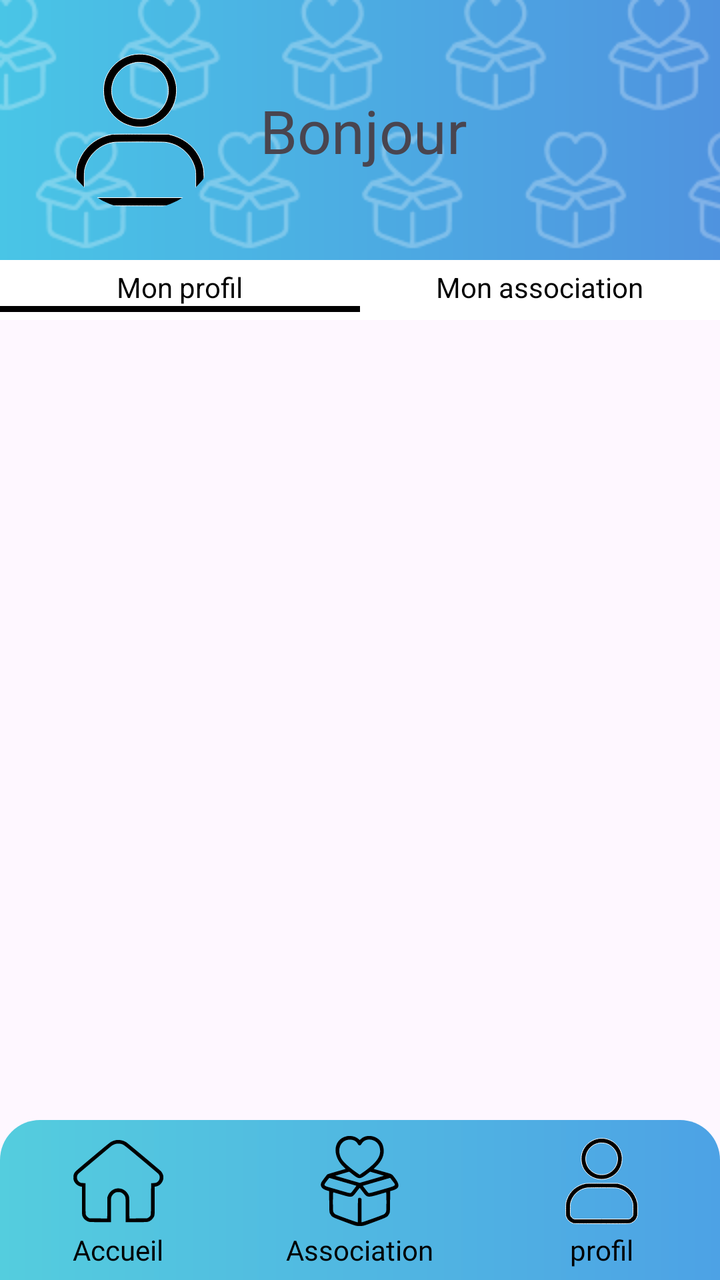
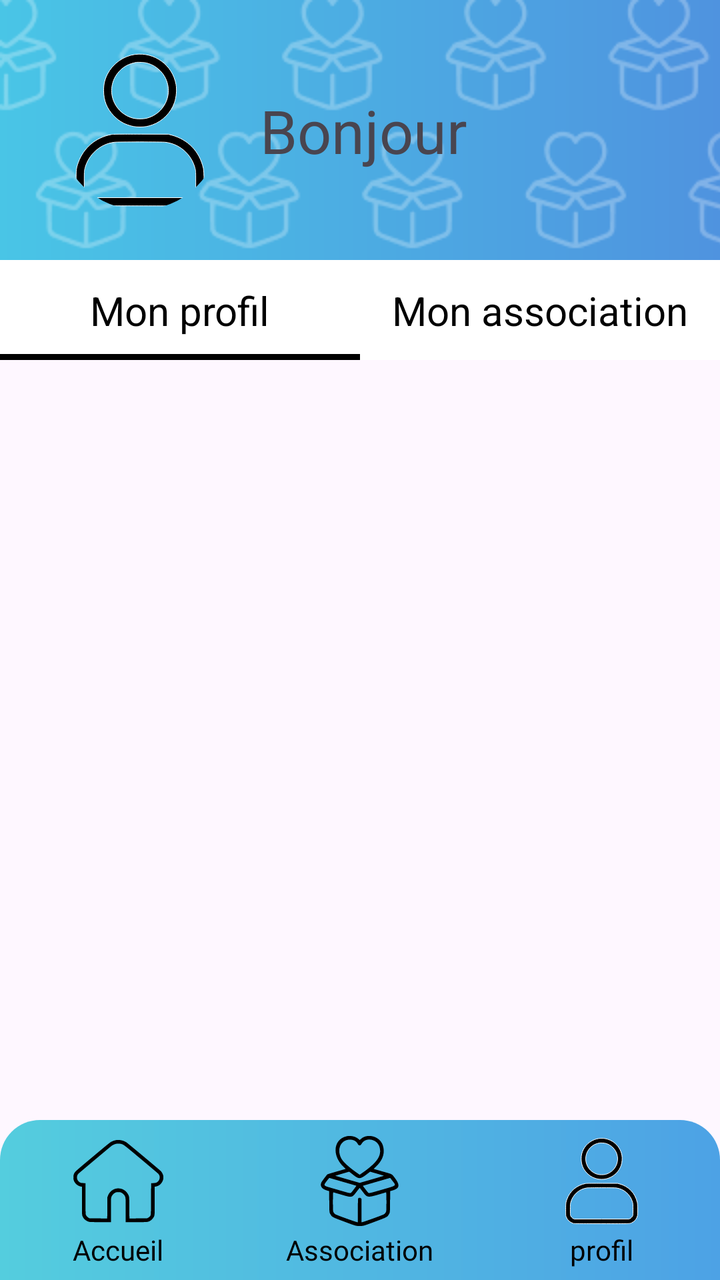

Screens rendered from an Android XML layout before and after an edit, with the pre-edit source and the edit as a unified diff.
<!-- AndroidManifest.xml: application theme Theme.NewAgapiVERSION311CLEAN -->
<!-- res/layout/page_profil_admin.xml -->
<?xml version="1.0" encoding="utf-8"?>
<androidx.constraintlayout.widget.ConstraintLayout xmlns:android="http://schemas.android.com/apk/res/android"
    android:layout_width="match_parent"
    android:layout_height="match_parent"
    xmlns:app="http://schemas.android.com/apk/res-auto">

    <include layout="@layout/page_association_header"
        android:id="@+id/header"
        app:layout_constraintTop_toTopOf="parent"
        app:layout_constraintStart_toStartOf="parent"
        app:layout_constraintEnd_toEndOf="parent"
        />

    <com.google.android.material.imageview.ShapeableImageView
        android:id="@+id/PP"
        android:layout_width="80dp"
        android:layout_height="80dp"
        android:src="@drawable/profil_noir"
        android:scaleType="centerCrop"
        app:shapeAppearanceOverlay="@style/PP"
        app:layout_constraintBottom_toBottomOf="@id/header"
        app:layout_constraintTop_toTopOf="@id/header"
        app:layout_constraintStart_toStartOf="parent"
        android:layout_marginStart="30dp"
        />

    <TextView
        android:id="@+id/textView2"
        android:layout_width="wrap_content"
        android:layout_height="wrap_content"
        android:text="Bonjour"
        android:textSize="30dp"
        android:layout_marginStart="20dp"
        app:layout_constraintBottom_toBottomOf="@+id/PP"
        app:layout_constraintStart_toEndOf="@+id/PP"
        app:layout_constraintTop_toTopOf="@+id/PP" />

    <TableLayout
        android:layout_width="match_parent"
        android:layout_height="30dp"
        android:stretchColumns="0,1"
        android:background="@android:color/white"
        app:layout_constraintTop_toBottomOf="@id/header"
        android:id="@+id/deuxButton"
        >

        <TableRow
            android:layout_width="match_parent"
            android:layout_height="wrap_content">

            <LinearLayout
                android:id="@+id/tab_profil"
                android:layout_width="0dp"
                android:layout_height="30dp"
                android:layout_weight="1"
                android:orientation="vertical"
                android:gravity="center"
                android:clickable="true"
                android:focusable="true"
                android:background="@android:color/white">

                <TextView
                    android:layout_width="wrap_content"
                    android:layout_height="wrap_content"
                    android:text="Mon profil"
                    android:textColor="#000000"
                    android:textSize="14sp" />
                <View
                    android:id="@+id/underline_profil"
                    android:layout_width="match_parent"
                    android:layout_height="3dp"
                    android:background="@android:color/black"
                    />

            </LinearLayout>

            <LinearLayout
                android:id="@+id/tab_association"
                android:layout_width="0dp"
                android:layout_height="30dp"
                android:layout_weight="1"
                android:orientation="vertical"
                android:gravity="center"
                android:clickable="true"
                android:focusable="true"
                android:background="@android:color/white">

                <TextView
                    android:layout_width="wrap_content"
                    android:layout_height="wrap_content"
                    android:text="Mon association"
                    android:textColor="#000000"
                    android:textSize="14sp" />
                <View
                    android:id="@+id/underline_association"
                    android:layout_width="match_parent"
                    android:layout_height="3dp"
                    android:background="@android:color/black"
                    android:visibility="invisible"
                    />

            </LinearLayout>
        </TableRow>
    </TableLayout>
    <FrameLayout
        android:layout_width="match_parent"
        android:layout_height="0dp"
        app:layout_constraintTop_toBottomOf="@id/deuxButton"
        app:layout_constraintBottom_toTopOf="@id/footer"
        android:id="@+id/frameContainer_page_profil_admin"
        >
    </FrameLayout>
    <include layout="@layout/bottom_nav"
        android:layout_height="wrap_content"
        android:layout_width="0dp"
        android:id="@+id/footer"
        app:layout_constraintBottom_toBottomOf="parent"
        app:layout_constraintStart_toStartOf="parent"
        app:layout_constraintEnd_toEndOf="parent"
        />
</androidx.constraintlayout.widget.ConstraintLayout>
<!-- res/layout/page_association_header.xml (included above) -->
<?xml version="1.0" encoding="utf-8"?>
<androidx.constraintlayout.widget.ConstraintLayout xmlns:android="http://schemas.android.com/apk/res/android"
    android:layout_width="match_parent"
    android:layout_height="wrap_content"
    xmlns:app="http://schemas.android.com/apk/res-auto">

    <ImageView
        android:id="@+id/fontHeader"
        android:layout_width="0dp"
        android:layout_height="130dp"

        app:layout_constraintStart_toStartOf="parent"
        app:layout_constraintEnd_toEndOf="parent"
        app:layout_constraintTop_toTopOf="parent"
        app:srcCompat="@drawable/page_association_header_font" />

    <View
        android:id="@+id/Coeur"
        android:layout_width="0dp"
        android:layout_height="130dp"
        android:background="@drawable/page_association_header_pattern"
        app:layout_constraintStart_toStartOf="parent"
        app:layout_constraintEnd_toEndOf="parent"
        app:layout_constraintTop_toTopOf="parent"
        />
</androidx.constraintlayout.widget.ConstraintLayout>
<!-- res/layout/bottom_nav.xml (included above) -->
<?xml version="1.0" encoding="utf-8"?>
<androidx.constraintlayout.widget.ConstraintLayout xmlns:android="http://schemas.android.com/apk/res/android"
    android:layout_width="match_parent"
    android:layout_height="match_parent"
    xmlns:app="http://schemas.android.com/apk/res-auto">

    <LinearLayout
        android:id="@+id/bottom_nav"
        android:layout_width="match_parent"
        android:layout_height="80dp"
        android:background="@drawable/background_menu_bottom_3buttons"
        android:baselineAligned="false"
        android:orientation="horizontal"
        app:layout_constraintBottom_toBottomOf="parent"

        >

        <LinearLayout
            android:layout_width="wrap_content"
            android:layout_height="match_parent"
            android:layout_weight="1"
            android:gravity="center"
            android:orientation="vertical">

            <ImageButton
                android:id="@+id/buttonAccueil"
                android:layout_width="match_parent"
                android:layout_height="50dp"
                android:backgroundTint="#00FFFFFF"
                android:contentDescription="@string/home_icon"
                android:textSize="14sp"
                app:srcCompat="@drawable/home" />

            <TextView
                android:id="@+id/textViewAccueil"
                android:layout_width="match_parent"
                android:layout_height="wrap_content"
                android:fontFamily="@font/poppins_extrabold"
                android:text="@string/accueil"
                android:textAlignment="center"
                android:textColor="@color/text_svg_main_color"
                android:textSize="14sp" />
        </LinearLayout>


        <LinearLayout
            android:layout_width="wrap_content"
            android:layout_height="match_parent"
            android:layout_weight="1"
            android:gravity="center"
            android:orientation="vertical">

            <ImageButton
                android:id="@+id/buttonAsso"
                android:layout_width="match_parent"
                android:layout_height="50dp"
                android:backgroundTint="#00FFFFFF"
                android:contentDescription="@string/association_icon"
                android:textSize="14sp"
                app:srcCompat="@drawable/charity">

            </ImageButton>


            <TextView
                android:id="@+id/textViewAssociations"
                android:layout_width="match_parent"
                android:layout_height="wrap_content"
                android:fontFamily="@font/poppins_extrabold"
                android:text="@string/association"
                android:textAlignment="center"
                android:textColor="@color/text_svg_main_color"
                android:textSize="14sp" />
        </LinearLayout>


        <LinearLayout
            android:layout_width="wrap_content"
            android:layout_height="match_parent"
            android:layout_weight="1"
            android:gravity="center"
            android:orientation="vertical">

            <ImageButton
                android:id="@+id/buttonProfil"
                android:layout_width="match_parent"
                android:layout_height="50dp"
                android:backgroundTint="#00FFFFFF"
                android:contentDescription="@string/profil_icon"
                android:textSize="14sp"
                app:srcCompat="@drawable/profil_noir">
            </ImageButton>
            <TextView
                android:id="@+id/textViewProfil"
                android:layout_width="match_parent"
                android:layout_height="wrap_content"
                android:fontFamily="@font/poppins_extrabold"
                android:text="@string/profil"
                android:textAlignment="center"
                android:textColor="@color/text_svg_main_color"
                android:textSize="14sp" />
        </LinearLayout>
    </LinearLayout>

</androidx.constraintlayout.widget.ConstraintLayout>
<!-- resources referenced by this layout -->
<resources>
  <color name="text_svg_main_color">#FF000000</color>
  <!-- drawable background_menu_bottom_3buttons (drawable) -->
  <?xml version="1.0" encoding="utf-8"?>
  <shape xmlns:android="http://schemas.android.com/apk/res/android">
  
      <gradient
          android:angle="0"
          android:startColor="#54CDDE"
          android:endColor="#4DA2E5" />
  
      <corners
          android:topLeftRadius="20dp"
          android:topRightRadius="20dp"
          android:bottomLeftRadius="0dp"
          android:bottomRightRadius="0dp"/>
  
  </shape>
  <!-- drawable home: vector/xml drawable (drawable, 2418 chars, omitted) -->
  <!-- drawable page_association_header_font (drawable) -->
  <layer-list xmlns:android="http://schemas.android.com/apk/res/android">
      <item>
          <shape android:shape="rectangle">
              <gradient
                  android:startColor="#49c5e6"
                  android:endColor="#4f93df"
                  android:angle="0"/>
          </shape>
      </item>
  </layer-list>
  <!-- drawable page_association_header_pattern (drawable) -->
  <?xml version="1.0" encoding="utf-8"?>
  <bitmap xmlns:android="http://schemas.android.com/apk/res/android"
      android:src="@drawable/page_association_pattern"
      android:tileMode="repeat"
      android:gravity="center" />
  <!-- drawable profil_noir (drawable) -->
  <vector xmlns:android="http://schemas.android.com/apk/res/android"
      android:width="45dp"
      android:height="45dp"
      android:viewportWidth="512"
      android:viewportHeight="512">
    <path
        android:pathData="M240.5,14.13C203.73,18.72 168.98,43.48 151.91,77.23C143.13,94.58 139.74,109.1 139.7,129.5C139.63,161.43 149.85,187.27 171.48,209.88C185.1,224.11 199.04,233.34 216.05,239.41C230.74,244.65 240.58,246.36 256,246.36C271.42,246.36 281.26,244.65 295.95,239.41C328.2,227.9 355.21,200.49 366.3,168C372.32,150.37 374.22,127.4 371.1,110C360.04,48.29 302.88,6.34 240.5,14.13M244,39.58C221.36,43.63 204.1,52.64 189.87,67.84C164.09,95.37 157.87,135.09 174.05,168.94C185.72,193.34 207.07,210.94 233.8,218.2C244.79,221.18 267.21,221.18 278.2,218.2C304.93,210.94 326.28,193.34 337.95,168.94C354.13,135.09 347.91,95.37 322.13,67.84C310.29,55.19 295.81,46.55 278.5,41.78C271.71,39.91 249.93,38.53 244,39.58M164.5,270.44C114.68,279.65 75.5,312.74 58.59,359.89C52.07,378.07 51.55,382.4 51.53,419C51.5,451.44 51.57,452.71 53.81,459.19C59.81,476.54 73.83,490.08 92.72,496.77C97.12,498.33 109.93,498.48 252.73,498.75C423.34,499.07 415.21,499.33 428.25,492.97C444.34,485.13 455.68,470.83 459.53,453.51C461.85,443.1 461.16,389.39 458.57,378C446.39,324.58 409.36,286.15 356.64,272.24L346.5,269.57 259,269.36C190.93,269.19 169.95,269.43 164.5,270.44M174,295.12C130.05,300.15 92.11,333.21 80.19,376.88C77.62,386.31 77.57,387.12 77.53,418.5C77.5,449.98 77.54,450.57 79.79,454.8C83.33,461.42 88.62,466.67 94.84,469.72L100.5,472.5 256,472.5L411.5,472.5 417.16,469.72C423.38,466.67 428.67,461.42 432.21,454.8C434.46,450.57 434.5,449.98 434.47,418.5C434.43,387.12 434.38,386.31 431.81,376.88C419.7,332.54 382.01,300.13 336.67,295.07C325.17,293.79 185.27,293.83 174,295.12"
        android:fillColor="@color/text_svg_main_color"
        android:fillType="evenOdd"
        android:strokeColor="#FFFFFF"/>
  </vector>
  <string name="accueil">Accueil</string>
  <string name="association">Association</string>
  <string name="association_icon">association icon</string>
  <string name="home_icon">Home Icon</string>
  <string name="profil">profil</string>
  <string name="profil_icon">profil icon</string>
  <style name="PP" parent="">
          <item name="cornerFamily">rounded</item>
          <item name="cornerSize">50%</item>
      </style>
  <style name="Theme.NewAgapiVERSION311CLEAN" parent="Base.Theme.NewAgapiVERSION311CLEAN" />
  <!-- drawable page_association_pattern: png bitmap (drawable, 13419 bytes) -->
  <style name="Base.Theme.NewAgapiVERSION311CLEAN" parent="Theme.Material3.DayNight.NoActionBar">
          
          
        
      </style>
  <!-- unchanged entries left out for length: 1 -->
</resources>

<!-- the commit's change to res/layout/page_profil_admin.xml (unified diff, before → after) -->
@@ -37,7 +37,7 @@
 
     <TableLayout
         android:layout_width="match_parent"
-        android:layout_height="30dp"
+        android:layout_height="50dp"
         android:stretchColumns="0,1"
         android:background="@android:color/white"
         app:layout_constraintTop_toBottomOf="@id/header"
@@ -48,10 +48,10 @@
             android:layout_width="match_parent"
             android:layout_height="wrap_content">
 
-            <LinearLayout
+            <androidx.constraintlayout.widget.ConstraintLayout
                 android:id="@+id/tab_profil"
                 android:layout_width="0dp"
-                android:layout_height="30dp"
+                android:layout_height="match_parent"
                 android:layout_weight="1"
                 android:orientation="vertical"
                 android:gravity="center"
@@ -64,20 +64,24 @@
                     android:layout_height="wrap_content"
                     android:text="Mon profil"
                     android:textColor="#000000"
-                    android:textSize="14sp" />
+                    android:textSize="20sp"
+                    app:layout_constraintBottom_toBottomOf="parent"
+                    app:layout_constraintEnd_toEndOf="@+id/underline_profil"
+                    app:layout_constraintStart_toStartOf="parent"
+                    app:layout_constraintTop_toTopOf="parent" />
+
                 <View
                     android:id="@+id/underline_profil"
                     android:layout_width="match_parent"
                     android:layout_height="3dp"
                     android:background="@android:color/black"
-                    />
-
-            </LinearLayout>
-
-            <LinearLayout
+                    app:layout_constraintBottom_toBottomOf="parent" />
+            </androidx.constraintlayout.widget.ConstraintLayout>
+
+            <androidx.constraintlayout.widget.ConstraintLayout
                 android:id="@+id/tab_association"
                 android:layout_width="0dp"
-                android:layout_height="30dp"
+                android:layout_height="50dp"
                 android:layout_weight="1"
                 android:orientation="vertical"
                 android:gravity="center"
@@ -90,19 +94,27 @@
                     android:layout_height="wrap_content"
                     android:text="Mon association"
                     android:textColor="#000000"
-                    android:textSize="14sp" />
+                    android:textSize="20sp"
+                    app:layout_constraintStart_toStartOf="parent"
+                    app:layout_constraintEnd_toEndOf="parent"
+                    app:layout_constraintTop_toTopOf="parent"
+                    app:layout_constraintBottom_toBottomOf="parent"
+
+                    />
                 <View
                     android:id="@+id/underline_association"
                     android:layout_width="match_parent"
                     android:layout_height="3dp"
                     android:background="@android:color/black"
+                    app:layout_constraintBottom_toBottomOf="parent"
                     android:visibility="invisible"
                     />
 
-            </LinearLayout>
+            </androidx.constraintlayout.widget.ConstraintLayout>
         </TableRow>
     </TableLayout>
     <FrameLayout
+        android:layout_marginTop="10dp"
         android:layout_width="match_parent"
         android:layout_height="0dp"
         app:layout_constraintTop_toBottomOf="@id/deuxButton"
@@ -112,7 +124,7 @@
     </FrameLayout>
     <include layout="@layout/bottom_nav"
         android:layout_height="wrap_content"
-        android:layout_width="0dp"
+        android:layout_width="match_parent"
         android:id="@+id/footer"
         app:layout_constraintBottom_toBottomOf="parent"
         app:layout_constraintStart_toStartOf="parent"
